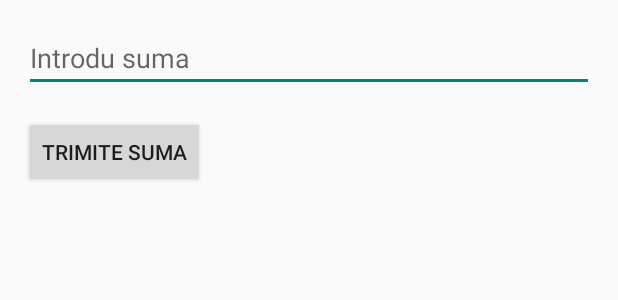
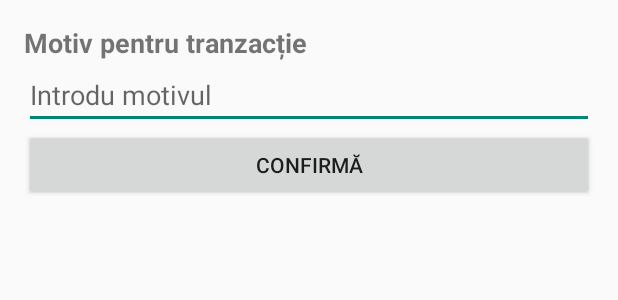
Before and after one commit to RobertCazacu/SpendMate, an Android app built with Jetpack Compose: the layout activity_input_dialog.xml on its own in the app's theme, with its tools: preview values and no code run, on a phone screen of 412 x 824 dp. Shown: the top 300 px of the screen. Run offline under Robolectric (Android 15) with nearby library versions, the light colour scheme and no system bars.

Commit message:
Adăugat serviciu de notificare și interfață utilizator pentru gestionarea notificărilor - Implementat NotificationListener pentru a asculta notificările de la alte aplicații - Adăugat verificarea permisiunilor pentru notificări în MainActivity - Creat canal de notificare pentru Android 8+ - Implementat InputDialogActivity pentru introducerea motivului tranzacției - Actualizat AndroidManifest.xml cu declarația serviciului

```diff
--- a/app/src/main/AndroidManifest.xml
+++ b/app/src/main/AndroidManifest.xml
@@ -1,9 +1,9 @@
-<?xml version="1.0" encoding="utf-8"?>
 <manifest xmlns:android="http://schemas.android.com/apk/res/android"
     xmlns:tools="http://schemas.android.com/tools">
     <!-- Permisiuni pentru accesul la notificări -->
     <uses-permission android:name="android.permission.POST_NOTIFICATIONS"/>
     <uses-permission android:name="android.permission.BIND_NOTIFICATION_LISTENER_SERVICE"/>
+
     <application
         android:allowBackup="true"
         android:dataExtractionRules="@xml/data_extraction_rules"
@@ -14,6 +14,8 @@
         android:supportsRtl="true"
         android:theme="@style/Theme.ReadWhriteNotification"
         tools:targetApi="31">
+
+        <activity android:name=".InputDialogActivity" />
 
         <activity
             android:name=".MainActivity"
@@ -29,6 +31,7 @@
         <!-- Serviciul pentru ascultarea notificărilor -->
         <service
             android:name=".NotificationListener"
+            android:permission="android.permission.BIND_NOTIFICATION_LISTENER_SERVICE"
             android:exported="false">
             <intent-filter>
                 <action android:name="android.service.notification.NotificationListenerService"/>
--- a/app/src/main/java/com/example/readwhritenotification/NotificationHelper.kt
+++ b/app/src/main/java/com/example/readwhritenotification/NotificationHelper.kt
@@ -6,7 +6,6 @@ import android.app.NotificationManager
 import android.content.Context
 import android.os.Build
 import androidx.core.app.NotificationCompat
-
 
 class NotificationHelper(private val context: Context) {
     private val channelId = "default_channel"
--- a/app/src/main/res/layout/activity_input_dialog.xml
+++ b/app/src/main/res/layout/activity_input_dialog.xml
@@ -2,20 +2,27 @@
 <LinearLayout xmlns:android="http://schemas.android.com/apk/res/android"
     android:layout_width="match_parent"
     android:layout_height="match_parent"
-    android:orientation="vertical"
-    android:padding="16dp">
+    android:padding="16dp"
+    android:orientation="vertical">
+
+    <TextView
+        android:id="@+id/transactionTitle"
+        android:layout_width="match_parent"
+        android:layout_height="wrap_content"
+        android:text="Motiv pentru tranzacție"
+        android:textSize="18sp"
+        android:textStyle="bold" />
 
     <EditText
-        android:id="@+id/editTextAmount"
+        android:id="@+id/inputReason"
         android:layout_width="match_parent"
         android:layout_height="wrap_content"
-        android:hint="Introdu suma"
-        android:inputType="numberDecimal" />
+        android:hint="Introdu motivul"
+        android:inputType="text" />
 
     <Button
-        android:id="@+id/buttonSubmit"
-        android:layout_width="wrap_content"
+        android:id="@+id/btnConfirm"
+        android:layout_width="match_parent"
         android:layout_height="wrap_content"
-        android:text="Trimite suma"
-        android:layout_marginTop="16dp" />
+        android:text="Confirmă" />
 </LinearLayout>
```
Also changed, not shown: app/src/main/java/com/example/readwhritenotification/InputDialogActivity.kt (+19 -12 lines), app/src/main/java/com/example/readwhritenotification/MainActivity.kt (+44 -27 lines), app/src/main/java/com/example/readwhritenotification/NotificationListener.kt (+23 -33 lines).
